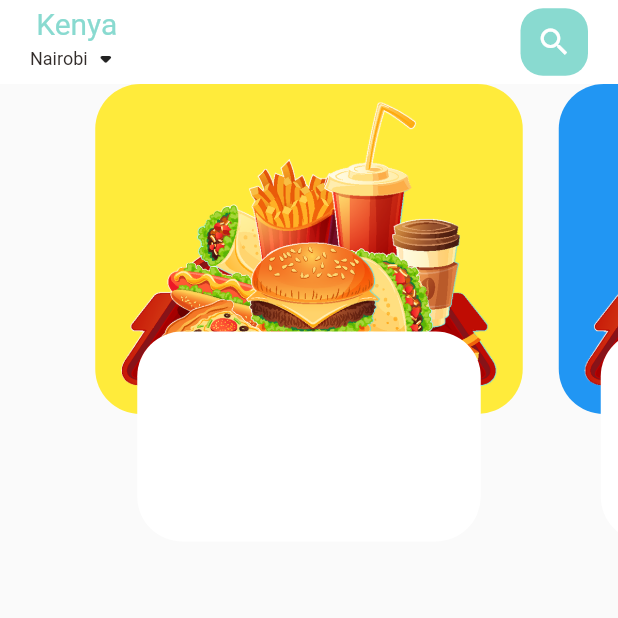
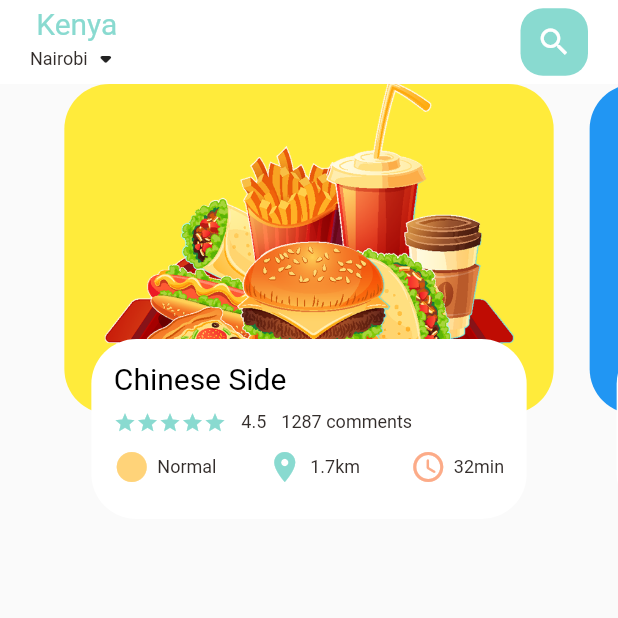
Before and after one commit to Crucialjun/fooddelivery, a Flutter app: the screen it shows after launch, on a phone screen of 412 x 824 dp, the top half of it. Run offline on Flutter 3.47's test engine with Material 2 defaults, Android fonts, the phone set to English and light mode, and no system bars; our stand-ins replace google_fonts.

Commit message:
food details

```diff
--- a/lib/screens/main_dashboard.dart
+++ b/lib/screens/main_dashboard.dart
@@ -13,7 +13,7 @@ class MainDashboard extends StatefulWidget {
 }
 
 class _MainDashboardState extends State<MainDashboard> {
-  final PageController _pageController = PageController(viewportFraction: 0.75);
+  final PageController _pageController = PageController(viewportFraction: 0.85);
 
   @override
   void dispose() {
--- a/lib/widgets/dashboard_pageview_item.dart
+++ b/lib/widgets/dashboard_pageview_item.dart
@@ -1,4 +1,8 @@
 import 'package:flutter/material.dart';
+import 'package:fooddelivery/app_colors.dart';
+import 'package:fooddelivery/widgets/custom_big_text.dart';
+import 'package:fooddelivery/widgets/custom_small_text.dart';
+import 'package:fooddelivery/widgets/food_lower_details.dart';
 
 class DashboardPageviewItem extends StatelessWidget {
   final int index;
@@ -22,10 +26,48 @@ class DashboardPageviewItem extends StatelessWidget {
         Align(
           alignment: Alignment.bottomCenter,
           child: Container(
-            height: 140,
-            margin: const EdgeInsets.only(left: 40, right: 40, bottom: 15),
+            height: 120,
+            margin: const EdgeInsets.only(left: 30, right: 30, bottom: 30),
             decoration: BoxDecoration(
                 borderRadius: BorderRadius.circular(30), color: Colors.white),
+            child: Container(
+              padding: const EdgeInsets.only(top: 15, left: 15, right: 15),
+              child: Column(
+                crossAxisAlignment: CrossAxisAlignment.start,
+                children: [
+                  const CustomBigText(
+                      color: Colors.black, text: "Chinese Side"),
+                  const SizedBox(
+                    height: 10,
+                  ),
+                  Row(
+                    children: [
+                      Wrap(
+                        children: List.generate(
+                            5,
+                            (index) => const Icon(
+                                  Icons.star,
+                                  color: AppColors.mainColor,
+                                  size: 15,
+                                )),
+                      ),
+                      const SizedBox(
+                        width: 10,
+                      ),
+                      const CustomSmallText(text: "4.5"),
+                      const SizedBox(
+                        width: 10,
+                      ),
+                      const CustomSmallText(text: "1287 comments"),
+                    ],
+                  ),
+                  const SizedBox(
+                    height: 10,
+                  ),
+                  const FoodsLowerDetails()
+                ],
+              ),
+            ),
           ),
         )
       ],
--- /dev/null
+++ b/lib/widgets/food_lower_details.dart
@@ -0,0 +1,58 @@
+import 'package:flutter/material.dart';
+import 'package:fooddelivery/app_colors.dart';
+import 'package:fooddelivery/widgets/custom_small_text.dart';
+
+class FoodsLowerDetails extends StatelessWidget {
+  const FoodsLowerDetails({Key? key}) : super(key: key);
+
+  @override
+  Widget build(BuildContext context) {
+    return Row(
+      mainAxisAlignment: MainAxisAlignment.spaceBetween,
+      children: [
+        Row(
+          children: const [
+            Icon(
+              Icons.circle_sharp,
+              color: AppColors.yellowColor,
+            ),
+            SizedBox(
+              width: 5,
+            ),
+            CustomSmallText(text: "Normal")
+          ],
+        ),
+        const SizedBox(
+          width: 15,
+        ),
+        Row(
+          children: const [
+            Icon(
+              Icons.location_on,
+              color: AppColors.mainColor,
+            ),
+            SizedBox(
+              width: 5,
+            ),
+            CustomSmallText(text: "1.7km")
+          ],
+        ),
+        const SizedBox(
+          width: 15,
+        ),
+        Row(
+          children: const [
+            Icon(
+              Icons.access_time_rounded,
+              color: AppColors.iconColor2,
+            ),
+            SizedBox(
+              width: 5,
+            ),
+            CustomSmallText(text: "32min")
+          ],
+        ),
+      ],
+    );
+  }
+}
```
